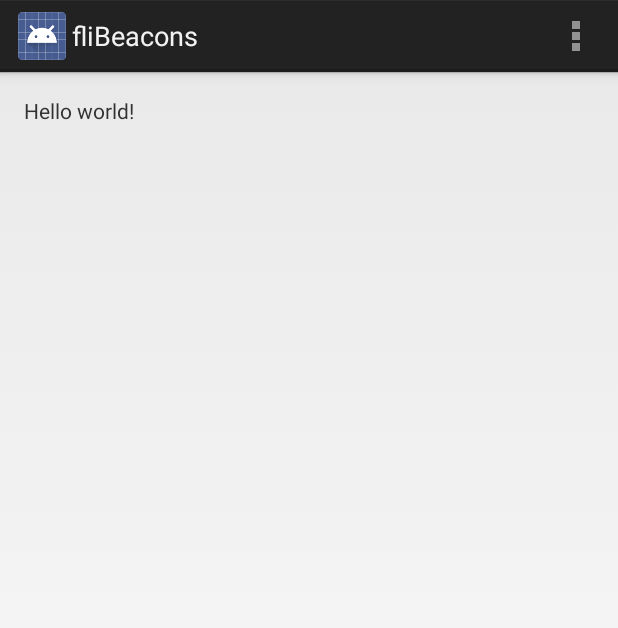
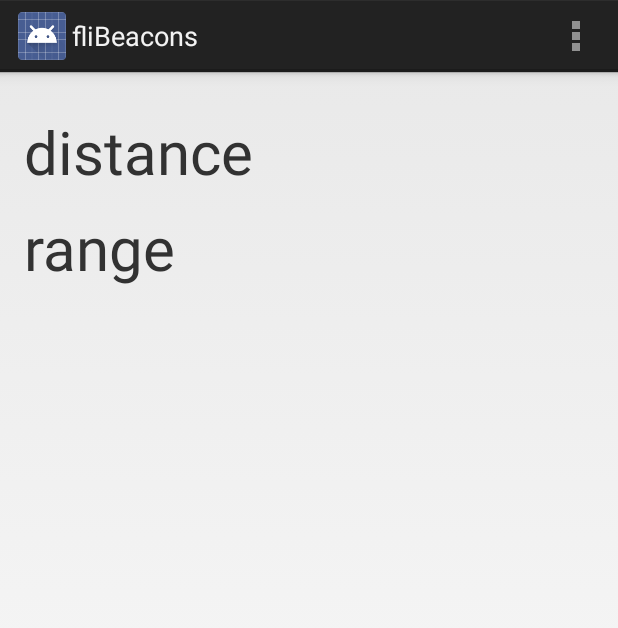
Before and after one commit to r3dDoX/fliBeacons, an Android app: the screen it shows after launch (MainActivity), on a phone screen of 412 x 824 dp. Shown: the top 628 px of the screen. Run offline under Robolectric (Android 15) with nearby library versions, the phone set to English and light mode, and no system bars; our stand-ins replace ButterKnife, Dagger/Hilt's generated code; libraries missing offline, so code that uses them is left out: com.radiusnetworks.ibeacon, com.radiusnetworks.proximity; 1 statement that could not run was skipped.

Commit message:
basic ui for iBeacon

```diff
--- a/android/fliBeacons/app/src/main/java/ch/fork/flibeacons/MainActivity.java
+++ b/android/fliBeacons/app/src/main/java/ch/fork/flibeacons/MainActivity.java
@@ -2,18 +2,108 @@ package ch.fork.flibeacons;
 
 import android.app.Activity;
 import android.os.Bundle;
+import android.os.RemoteException;
+import android.util.Log;
 import android.view.Menu;
 import android.view.MenuItem;
+import android.widget.TextView;
+
+import com.radiusnetworks.ibeacon.IBeacon;
+import com.radiusnetworks.ibeacon.IBeaconConsumer;
+import com.radiusnetworks.ibeacon.MonitorNotifier;
+import com.radiusnetworks.ibeacon.RangeNotifier;
+import com.radiusnetworks.ibeacon.Region;
+import com.radiusnetworks.proximity.ibeacon.IBeaconManager;
+
+import java.util.Collection;
+
+import butterknife.ButterKnife;
+import butterknife.InjectView;
 
 
-public class MainActivity extends Activity {
+public class MainActivity extends Activity implements IBeaconConsumer {
+
+    protected static final String TAG = "RangingActivity";
+    @InjectView(R.id.distanceTextView)
+    TextView distanceTextView;
+    @InjectView(R.id.rangeTextView)
+    TextView rangeTextView;
+    private IBeaconManager iBeaconManager = IBeaconManager.getInstanceForApplication(this);
 
     @Override
     protected void onCreate(Bundle savedInstanceState) {
         super.onCreate(savedInstanceState);
         setContentView(R.layout.activity_main);
+        iBeaconManager.bind(this);
+
+        ButterKnife.inject(this);
+
+
     }
 
+    @Override
+    protected void onDestroy() {
+        super.onDestroy();
+        iBeaconManager.unBind(this);
+    }
+
+    @Override
+    public void onIBeaconServiceConnect() {
+
+        iBeaconManager.setRangeNotifier(new RangeNotifier() {
+            @Override
+            public void didRangeBeaconsInRegion(final Collection<IBeacon> iBeacons, Region region) {
+                distanceTextView.post(new Runnable() {
+                    @Override
+                    public void run() {
+                        if (iBeacons.size() > 0) {
+                            IBeacon iBeacon = iBeacons.iterator().next();
+                            Log.i(TAG, "The first iBeacon I see is about " + iBeacon.getAccuracy() + " meters away.");
+                            distanceTextView.setText("" + iBeacon.getAccuracy());
+                            int proximity = iBeacon.getProximity();
+                            if (proximity == IBeacon.PROXIMITY_FAR) {
+                                rangeTextView.setText("FAR");
+                            } else if (proximity == IBeacon.PROXIMITY_NEAR) {
+                                rangeTextView.setText("NEAR");
+                            } else if (proximity == IBeacon.PROXIMITY_IMMEDIATE) {
+                                rangeTextView.setText("IMMEDIATE");
+                            } else {
+                                rangeTextView.setText("UNKNOWN");
+                            }
+                        }
+                    }
+                });
+
+            }
+        });
+
+        try {
+            iBeaconManager.startRangingBeaconsInRegion(new Region("myRangingUniqueId", null, null, null));
+        } catch (RemoteException e) {
+        }
+
+        iBeaconManager.setMonitorNotifier(new MonitorNotifier() {
+            @Override
+            public void didEnterRegion(Region region) {
+                Log.i(TAG, "I just saw an iBeacon for the first time!");
+            }
+
+            @Override
+            public void didExitRegion(Region region) {
+                Log.i(TAG, "I no longer see an iBeacon");
+            }
+
+            @Override
+            public void didDetermineStateForRegion(int state, Region region) {
+                Log.i(TAG, "I have just switched from seeing/not seeing iBeacons: " + state);
+            }
+        });
+
+        try {
+            iBeaconManager.startMonitoringBeaconsInRegion(new Region("myMonitoringUniqueId", null, null, null));
+        } catch (RemoteException e) {
+        }
+    }
 
     @Override
     public boolean onCreateOptionsMenu(Menu menu) {
--- a/android/fliBeacons/app/src/main/res/layout/activity_main.xml
+++ b/android/fliBeacons/app/src/main/res/layout/activity_main.xml
@@ -1,7 +1,8 @@
-<RelativeLayout xmlns:android="http://schemas.android.com/apk/res/android"
+<LinearLayout xmlns:android="http://schemas.android.com/apk/res/android"
     xmlns:tools="http://schemas.android.com/tools"
     android:layout_width="match_parent"
     android:layout_height="match_parent"
+    android:orientation="vertical"
     android:paddingBottom="@dimen/activity_vertical_margin"
     android:paddingLeft="@dimen/activity_horizontal_margin"
     android:paddingRight="@dimen/activity_horizontal_margin"
@@ -9,8 +10,23 @@
     tools:context=".MainActivity">
 
     <TextView
+        android:id="@+id/distanceTextView"
         android:layout_width="wrap_content"
         android:layout_height="wrap_content"
-        android:text="@string/hello_world" />
+        android:layout_alignParentTop="true"
+        android:layout_centerHorizontal="true"
+        android:layout_marginTop="10dp"
+        android:text="distance"
+        android:textSize="40sp" />
 
-</RelativeLayout>
+    <TextView
+        android:id="@+id/rangeTextView"
+        android:layout_width="wrap_content"
+        android:layout_height="wrap_content"
+        android:layout_alignParentTop="true"
+        android:layout_centerHorizontal="true"
+        android:layout_marginTop="10dp"
+        android:text="range"
+        android:textSize="40sp" />
+
+</LinearLayout>
--- a/android/fliBeacons/app/src/main/res/values/dimens.xml
+++ b/android/fliBeacons/app/src/main/res/values/dimens.xml
@@ -2,4 +2,5 @@
     <!-- Default screen margins, per the Android Design guidelines. -->
     <dimen name="activity_horizontal_margin">16dp</dimen>
     <dimen name="activity_vertical_margin">16dp</dimen>
+    <dimen name="fontSize">40sp</dimen>
 </resources>
```
Also changed, not shown: android/fliBeacons/app/build.gradle (+6 -5 lines), android/fliBeacons/app/src/main/java/ch/fork/flibeacons/FliBeaconApplication.java (+24 -0 lines), android/fliBeacons/app/src/main/java/ch/fork/flibeacons/FliBeaconModule.java (added, +36 -0 lines), android/fliBeacons/app/src/main/java/ch/fork/flibeacons/activities/BaseActivity.java (added, +38 -0 lines), 1 other file.
